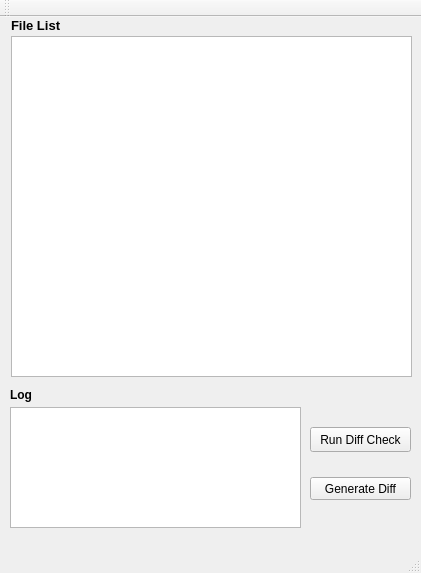
Qt form mainwindow.ui (stlfatboy/diff_gui) before a commit.
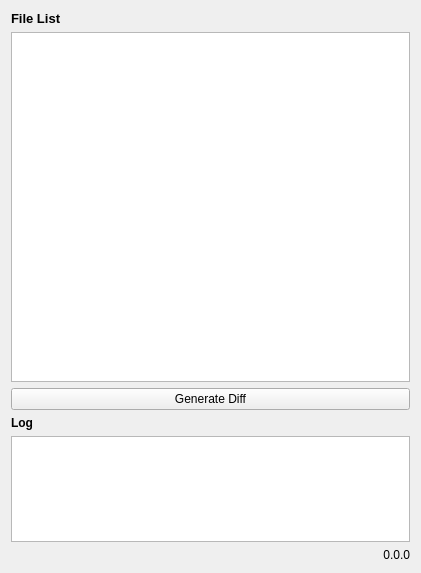
The same form after that commit. Icons and pictures are not drawn.

Patch:
```diff
--- a/mainwindow.ui
+++ b/mainwindow.ui
@@ -13,18 +13,6 @@
     <height>573</height>
    </rect>
   </property>
-  <property name="minimumSize">
-   <size>
-    <width>421</width>
-    <height>573</height>
-   </size>
-  </property>
-  <property name="maximumSize">
-   <size>
-    <width>421</width>
-    <height>573</height>
-   </size>
-  </property>
   <property name="contextMenuPolicy">
    <enum>Qt::NoContextMenu</enum>
   </property>
@@ -42,110 +30,86 @@
    <bool>false</bool>
   </property>
   <widget class="QWidget" name="centralWidget">
-   <widget class="QPushButton" name="pushButton">
-    <property name="geometry">
-     <rect>
-      <x>310</x>
-      <y>410</y>
-      <width>101</width>
-      <height>25</height>
-     </rect>
+   <layout class="QGridLayout">
+    <property name="sizeConstraint">
+     <enum>QLayout::SetDefaultConstraint</enum>
     </property>
-    <property name="text">
-     <string>Run Diff Check</string>
-    </property>
-   </widget>
-   <widget class="QPushButton" name="pushButton_2">
-    <property name="geometry">
-     <rect>
-      <x>310</x>
-      <y>460</y>
-      <width>101</width>
-      <height>23</height>
-     </rect>
-    </property>
-    <property name="text">
-     <string>Generate Diff</string>
-    </property>
-   </widget>
-   <widget class="QPlainTextEdit" name="LogText">
-    <property name="geometry">
-     <rect>
-      <x>10</x>
-      <y>390</y>
-      <width>291</width>
-      <height>121</height>
-     </rect>
-    </property>
-   </widget>
-   <widget class="QListWidget" name="Filelistwidget">
-    <property name="geometry">
-     <rect>
-      <x>11</x>
-      <y>19</y>
-      <width>401</width>
-      <height>341</height>
-     </rect>
-    </property>
-    <property name="resizeMode">
-     <enum>QListView::Fixed</enum>
-    </property>
-   </widget>
-   <widget class="QLabel" name="label_2">
-    <property name="geometry">
-     <rect>
-      <x>11</x>
-      <y>1</y>
-      <width>81</width>
-      <height>16</height>
-     </rect>
-    </property>
-    <property name="text">
-     <string>&lt;html&gt;&lt;head/&gt;&lt;body&gt;&lt;p&gt;&lt;span style=&quot; font-size:10pt; font-weight:600;&quot;&gt;File List&lt;/span&gt;&lt;/p&gt;&lt;/body&gt;&lt;/html&gt;</string>
-    </property>
-   </widget>
-   <widget class="QLabel" name="label_3">
-    <property name="geometry">
-     <rect>
-      <x>10</x>
-      <y>370</y>
-      <width>31</width>
-      <height>16</height>
-     </rect>
-    </property>
-    <property name="text">
-     <string>&lt;html&gt;&lt;head/&gt;&lt;body&gt;&lt;p&gt;&lt;span style=&quot; font-weight:600;&quot;&gt;Log&lt;/span&gt;&lt;/p&gt;&lt;/body&gt;&lt;/html&gt;</string>
-    </property>
-   </widget>
-  </widget>
-  <widget class="QToolBar" name="mainToolBar">
-   <property name="enabled">
-    <bool>false</bool>
-   </property>
-   <attribute name="toolBarArea">
-    <enum>TopToolBarArea</enum>
-   </attribute>
-   <attribute name="toolBarBreak">
-    <bool>false</bool>
-   </attribute>
-  </widget>
-  <widget class="QStatusBar" name="statusBar">
-   <property name="enabled">
-    <bool>false</bool>
-   </property>
-  </widget>
-  <widget class="QMenuBar" name="menuBar">
-   <property name="enabled">
-    <bool>false</bool>
-   </property>
-   <property name="geometry">
-    <rect>
-     <x>0</x>
-     <y>0</y>
-     <width>421</width>
-     <height>23</height>
-    </rect>
-   </property>
+    <item row="2" column="0">
+     <widget class="QListWidget" name="Filelistwidget">
+      <property name="sizePolicy">
+       <sizepolicy hsizetype="Preferred" vsizetype="Preferred">
+        <horstretch>0</horstretch>
+        <verstretch>255</verstretch>
+       </sizepolicy>
+      </property>
+      <property name="minimumSize">
+       <size>
+        <width>0</width>
+        <height>350</height>
+       </size>
+      </property>
+      <property name="resizeMode">
+       <enum>QListView::Fixed</enum>
+      </property>
+     </widget>
+    </item>
+    <item row="6" column="0">
+     <widget class="QPlainTextEdit" name="LogText">
+      <property name="sizePolicy">
+       <sizepolicy hsizetype="Preferred" vsizetype="Preferred">
+        <horstretch>0</horstretch>
+        <verstretch>0</verstretch>
+       </sizepolicy>
+      </property>
+      <property name="minimumSize">
+       <size>
+        <width>0</width>
+        <height>10</height>
+       </size>
+      </property>
+      <property name="baseSize">
+       <size>
+        <width>0</width>
+        <height>30</height>
+       </size>
+      </property>
+     </widget>
+    </item>
+    <item row="8" column="0">
+     <widget class="QLabel" name="label">
+      <property name="layoutDirection">
+       <enum>Qt::LeftToRight</enum>
+      </property>
+      <property name="text">
+       <string>0.0.0</string>
+      </property>
+      <property name="alignment">
+       <set>Qt::AlignRight|Qt::AlignTrailing|Qt::AlignVCenter</set>
+      </property>
+     </widget>
+    </item>
+    <item row="4" column="0">
+     <widget class="QLabel" name="label_3">
+      <property name="text">
+       <string>&lt;html&gt;&lt;head/&gt;&lt;body&gt;&lt;p&gt;&lt;span style=&quot; font-weight:600;&quot;&gt;Log&lt;/span&gt;&lt;/p&gt;&lt;/body&gt;&lt;/html&gt;</string>
+      </property>
+     </widget>
+    </item>
+    <item row="1" column="0">
+     <widget class="QLabel" name="label_2">
+      <property name="text">
+       <string>&lt;html&gt;&lt;head/&gt;&lt;body&gt;&lt;p&gt;&lt;span style=&quot; font-size:10pt; font-weight:600;&quot;&gt;File List&lt;/span&gt;&lt;/p&gt;&lt;/body&gt;&lt;/html&gt;</string>
+      </property>
+     </widget>
+    </item>
+    <item row="3" column="0">
+     <widget class="QPushButton" name="pushButton_2">
+      <property name="text">
+       <string>Generate Diff</string>
+      </property>
+     </widget>
+    </item>
+   </layout>
   </widget>
  </widget>
  <layoutdefault spacing="6" margin="11"/>
```
